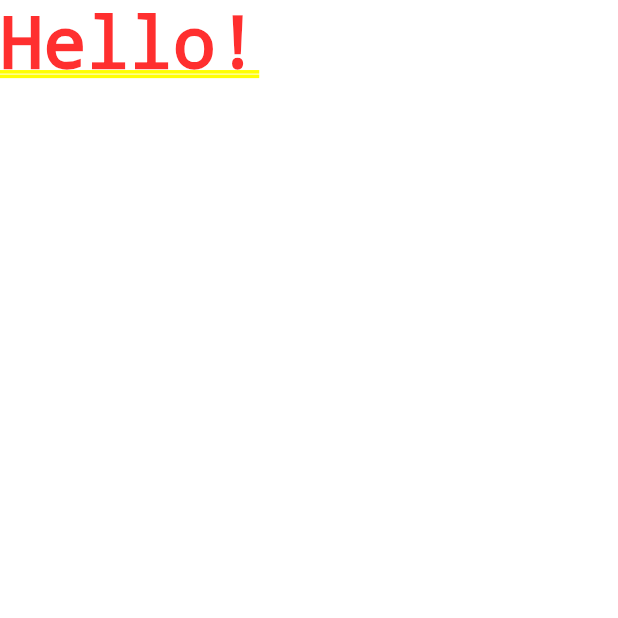
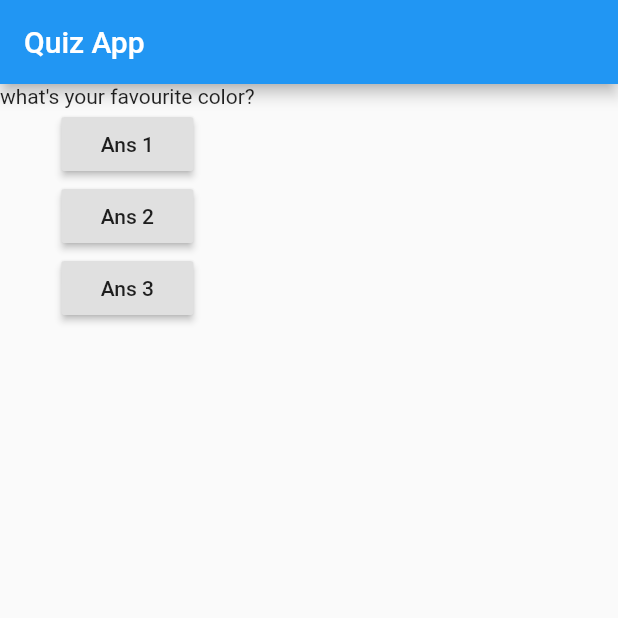
Before and after one commit to harshrajdhote/30DaysOfFlutter, a Flutter app: the screen it shows after launch, on a phone screen of 412 x 824 dp, the top half of it. Run offline on Flutter 3.47's test engine with Material 2 defaults, Android fonts, the phone set to English and light mode, and no system bars.

Commit message:
Stateless widget problem 3.28

```diff
--- a/basic_app/lib/main.dart
+++ b/basic_app/lib/main.dart
@@ -7,8 +7,45 @@ void main() {
 
 class MyApp extends StatelessWidget {
   @override
+  var questionIndex = 0;
   Widget build(BuildContext context) {
     //home is named arg
-    return MaterialApp(home: Text("Hello!"));
+    var questions = [
+      "what's your favourite color?",
+      "what's your favourite animal?"
+    ];
+    return MaterialApp(
+      home: Scaffold(
+        appBar: AppBar(
+          title: Text("Quiz App"),
+        ),
+        body: Column(
+          children: [
+            Text(questions[questionIndex]),
+            RaisedButton(
+              child: Text("Ans 1"),
+              onPressed: () {
+                questionIndex = questionIndex + 1;
+                print("Answer choosen");
+              },
+            ),
+            RaisedButton(
+              child: Text("Ans 2"),
+              onPressed: () {
+                questionIndex = questionIndex + 1;
+                print("Answer choosen");
+              },
+            ),
+            RaisedButton(
+              child: Text("Ans 3"),
+              onPressed: () {
+                questionIndex = questionIndex + 1;
+                print("Answer choosen");
+              },
+            ),
+          ],
+        ),
+      ),
+    );
   }
 }
```
